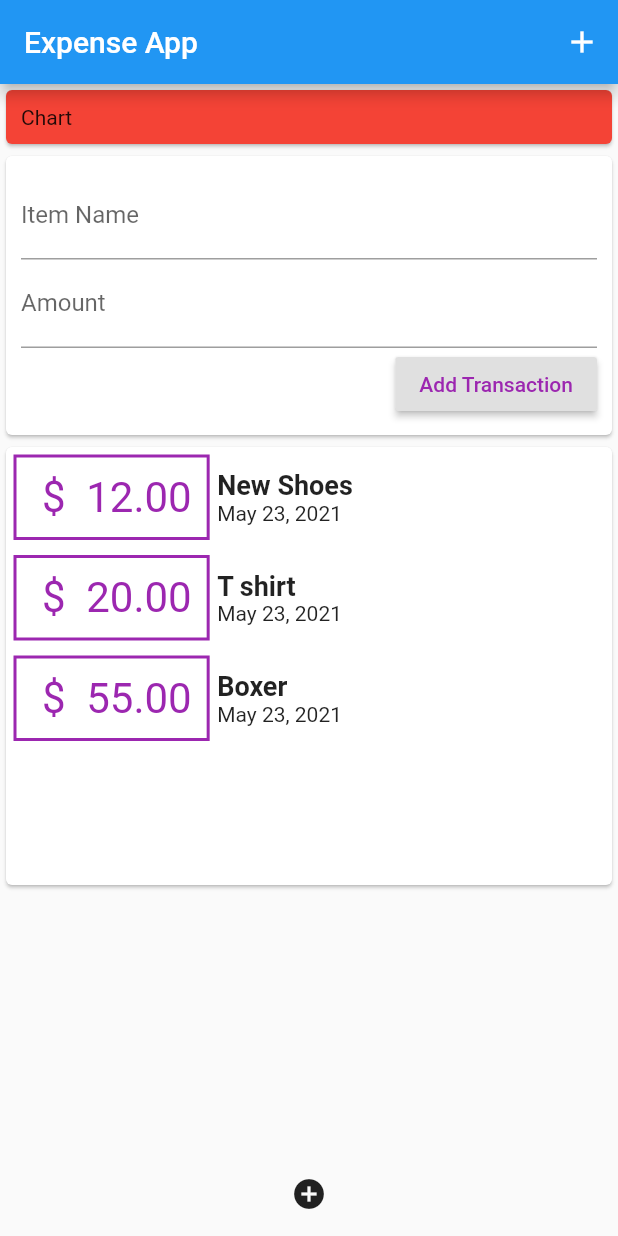
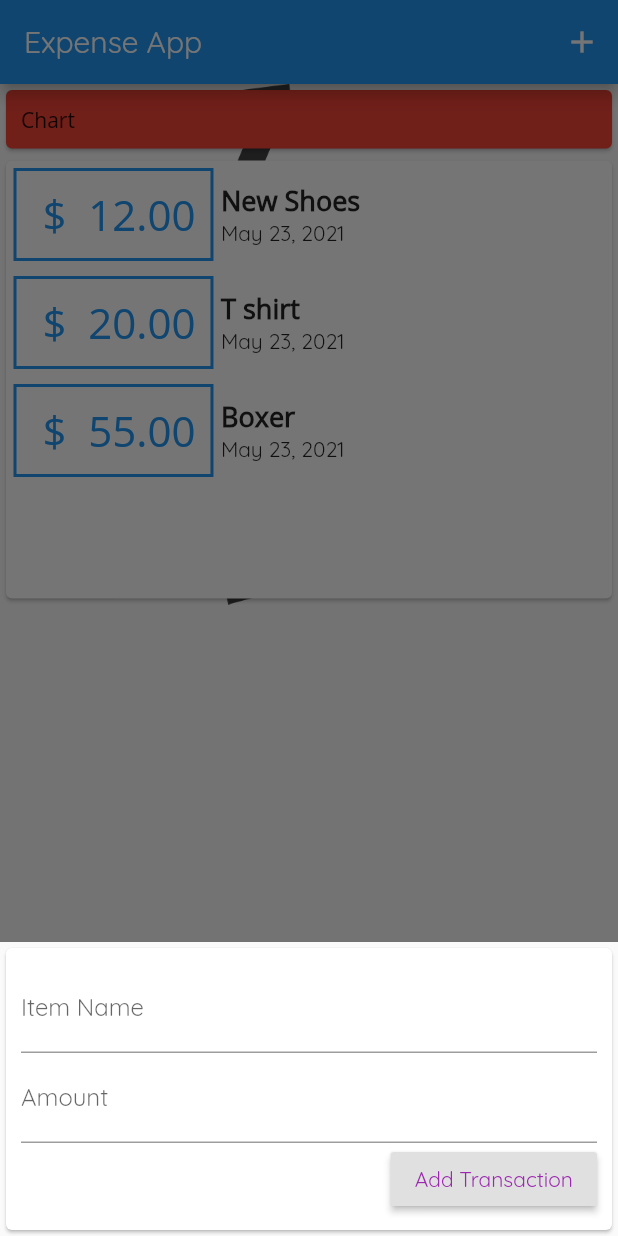
Before and after one commit to susantimilsina/expenses_app, a Flutter app: the screen it shows after launch, after a tap on the "add" icon, on a phone screen of 412 x 824 dp. Run offline on Flutter 3.47's test engine with Material 2 defaults, Android fonts, the phone set to English and light mode, and no system bars.

Commit message:
Expenses app theme and styling

```diff
--- a/lib/main.dart
+++ b/lib/main.dart
@@ -16,40 +16,10 @@ class MyApp extends StatelessWidget {
       debugShowCheckedModeBanner: false,
       theme: ThemeData(
         primarySwatch: Colors.blue,
+        accentColor: Colors.yellow,
+        fontFamily: "QuickSand"
       ),
-      home: HomePage(),
+      home: UserTransaction(),
     );
   }
 }
-
-class HomePage extends StatelessWidget {
-  const HomePage({Key key}) : super(key: key);
-
-  @override
-  Widget build(BuildContext context) {
-    return Scaffold(
-      appBar: AppBar(
-        title: Text("Expense App"),
-        actions: [IconButton(icon: Icon(Icons.add), onPressed: () {})],
-      ),
-      body: SingleChildScrollView(
-        child: Column(
-          // crossAxisAlignment: CrossAxisAlignment.center,
-          mainAxisAlignment: MainAxisAlignment.start,
-          children: [
-            Card(
-              color: Colors.red,
-              child: Container(
-                  width: double.infinity,
-                  margin: EdgeInsets.all(10),
-                  child: Text("Chart")),
-            ),
-            UserTransaction()
-          ],
-        ),
-      ),
-      floatingActionButtonLocation: FloatingActionButtonLocation.centerFloat,
-      floatingActionButton: Icon(Icons.add_circle),
-    );
-  }
-}
--- a/lib/widgets/cards_transaction.dart
+++ b/lib/widgets/cards_transaction.dart
@@ -11,7 +11,16 @@ class CardTransaction extends StatelessWidget {
   Widget build(BuildContext context) {
     return Container(
         height: 300,
-        child: Card(
+        color: Colors.transparent,
+        child: listTransaction.isEmpty
+            ? Container(
+                height: 100,
+                child: Image.asset(
+                  "assets/images/waiting.png",
+                  fit: BoxFit.fitWidth,
+                ),
+              )
+            : Card(
                 child: ListView.builder(
                     itemCount: listTransaction.length,
                     itemBuilder: (context, index) {
@@ -20,10 +29,17 @@ class CardTransaction extends StatelessWidget {
                           margin: EdgeInsets.all(5),
                           padding: EdgeInsets.all(10),
                           decoration: BoxDecoration(
-                          border: Border.all(color: Colors.purple, width: 2)),
+                              border: Border.all(
+                                  color: Theme.of(context).primaryColor,
+                                  width: 2),
+
+                          ),
                           child: Text(
                             " \$  ${listTransaction[index].amount.toStringAsFixed(2)}",
-                        style: TextStyle(color: Colors.purple, fontSize: 28),
+                            style: TextStyle(
+                                color: Theme.of(context).primaryColor,
+                                fontSize: 28,
+                                fontFamily: "OpenSans"),
                           ),
                         ),
                         Column(
@@ -32,7 +48,9 @@ class CardTransaction extends StatelessWidget {
                             Text(
                               listTransaction[index].item,
                               style: TextStyle(
-                              fontWeight: FontWeight.w700, fontSize: 18),
+                                  fontWeight: FontWeight.w700,
+                                  fontSize: 18,
+                                  fontFamily: "OpenSans"),
                             ),
                             Text(DateFormat()
                                 .add_yMMMd()
--- a/lib/widgets/userTransaction.dart
+++ b/lib/widgets/userTransaction.dart
@@ -14,14 +14,13 @@ class UserTransaction extends StatefulWidget {
 
 class _TransactionState extends State<UserTransaction> {
   List<Transaction> transactionlist = [
-    Transaction(amount: 12.00, id: "1", date: DateTime.now(), item: "New Shoes"),
     Transaction(
-        amount: 20.00, id: "2", date: DateTime.now(), item: "T shirt"),
+        amount: 12.00, id: "1", date: DateTime.now(), item: "New Shoes"),
+    Transaction(amount: 20.00, id: "2", date: DateTime.now(), item: "T shirt"),
     Transaction(amount: 55.00, id: "3", date: DateTime.now(), item: "Boxer"),
   ];
 
-
-  addTransaction(itemName, amount){
+  addTransaction(itemName, amount) {
     Transaction t1 = new Transaction(
         amount: amount,
         item: itemName,
@@ -32,13 +31,63 @@ class _TransactionState extends State<UserTransaction> {
     });
   }
 
+  void _startAddNewTransaction(BuildContext ctx) {
+    showModalBottomSheet(
+      context: ctx,
+      builder: (_) {
+        return GestureDetector(
+          onTap: () {},
+          child: SingleChildScrollView(
+              child: InputTransaction(onPressedHandler: addTransaction)),
+          behavior: HitTestBehavior.opaque,
+        );
+      },
+    );
+  }
+
   @override
   Widget build(BuildContext context) {
-    return Column(
-      children: [
-        InputTransaction(onPressedHandler: addTransaction,),
-        CardTransaction(listTransaction : transactionlist)
-      ],
+    return Scaffold(
+      appBar: AppBar(
+        title: Text("Expense App"),
+        actions: [
+          IconButton(
+            icon: Icon(Icons.add),
+            onPressed: () => _startAddNewTransaction(context),
+          )
+        ],
+      ),
+      body: SingleChildScrollView(
+        child: Container(
+          decoration: BoxDecoration(
+             image: DecorationImage(
+              image: AssetImage("assets/images/waiting.png",),
+        )
+          ),
+          child: Column(
+            mainAxisAlignment: MainAxisAlignment.start,
+            children: [
+              Card(
+                color: Colors.red,
+                child: Container(
+                    width: double.infinity,
+                    margin: EdgeInsets.all(10),
+                    child: Text(
+                      "Chart",
+                      style: TextStyle(fontFamily: "OpenSans"),
+                    )),
+              ),
+              // InputTransaction(onPressedHandler: addTransaction,),
+              CardTransaction(listTransaction: transactionlist)
+            ],
+          ),
+        ),
+      ),
+      floatingActionButtonLocation: FloatingActionButtonLocation.centerFloat,
+      floatingActionButton: FloatingActionButton(
+        child: Icon(Icons.add),
+        onPressed: () => _startAddNewTransaction(context),
+      ),
     );
   }
 }
```
Also changed, not shown: pubspec.yaml (+24 -14 lines), assets/fonts/OpenSans-Bold.ttf (added), assets/fonts/OpenSans-Regular.ttf (added), assets/fonts/Quicksand-Bold.ttf (added), assets/fonts/Quicksand-Light.ttf (added), assets/fonts/Quicksand-Medium.ttf (added), assets/fonts/Quicksand-Regular.ttf (added), assets/images/waiting.png (added). Lines whose indentation alone changed are shown as unchanged.
